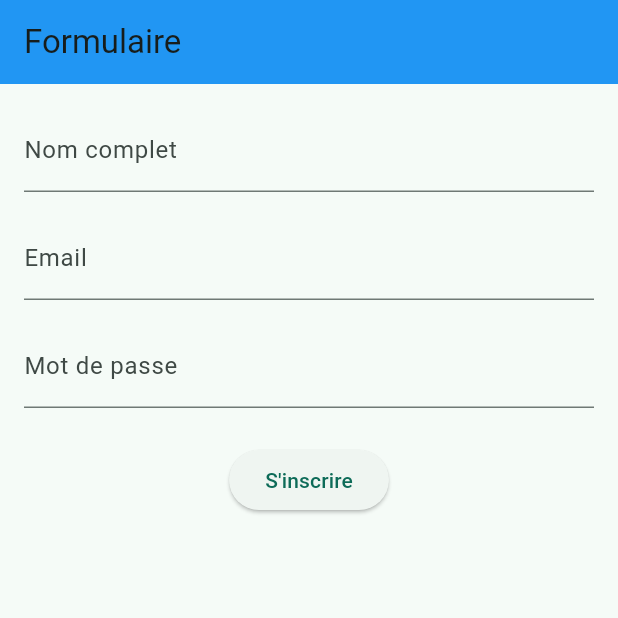
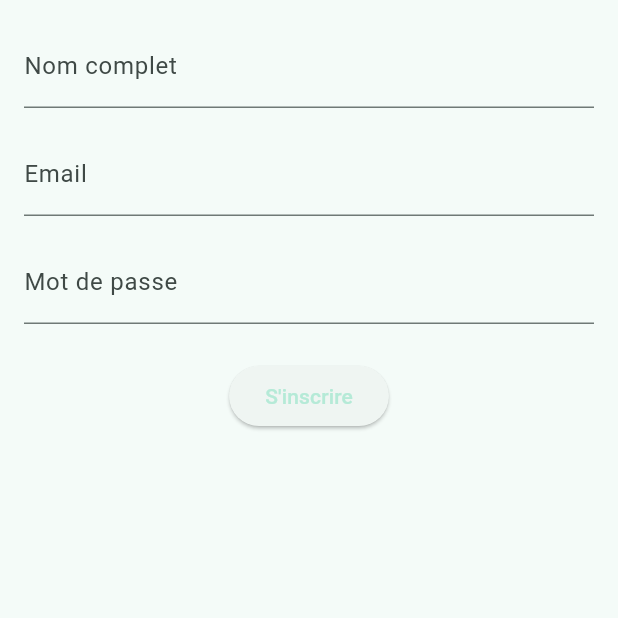
Before and after one commit to Safae26/first_flutter_app, a Flutter app: the screen it shows after launch, on a phone screen of 412 x 824 dp, the top half of it. Run offline on Flutter 3.47's test engine with Material 3 defaults, Android fonts, the phone set to English and light mode, and no system bars.

Commit message:
last updates

```diff
--- a/lib/ex1.dart
+++ b/lib/ex1.dart
@@ -12,8 +12,13 @@ class MyApp extends StatelessWidget {
   Widget build(BuildContext context) {
     return MaterialApp(
       title: 'Exercice 1',
+      debugShowCheckedModeBanner: false,
       theme: ThemeData(
-        colorScheme: ColorScheme.fromSeed(seedColor: Colors.tealAccent),
+        colorScheme: ColorScheme.fromSeed(
+          seedColor: const Color(0xFF9BE7D8),
+          primary: const Color(0xFFB5EAD7),
+          secondary: const Color(0xFFE2F0CB),
+        ),
         useMaterial3: true,
       ),
       home: const FormPage(),
@@ -45,10 +50,6 @@ class _FormPageState extends State<FormPage> {
   @override
   Widget build(BuildContext context) {
     return Scaffold(
-      appBar: AppBar(
-        title: const Text('Formulaire'),
-        backgroundColor: Colors.blue,
-      ),
       body: Padding(
         padding: const EdgeInsets.all(16.0),
         child: Form(
@@ -136,7 +137,7 @@ class _FormPageState extends State<FormPage> {
                 ScaffoldMessenger.of(context).showSnackBar(
                   const SnackBar(
                     content: Text('Inscription validée avec succès !'),
-                    backgroundColor: Colors.green,
+                    backgroundColor: const Color(0xFFE2F0CB),
                   ),
                 );
               },
```
Also changed, not shown: lib/ex2.dart (+9 -8 lines), lib/ex3.dart (+8 -6 lines), lib/ex4.dart (+11 -4 lines).
